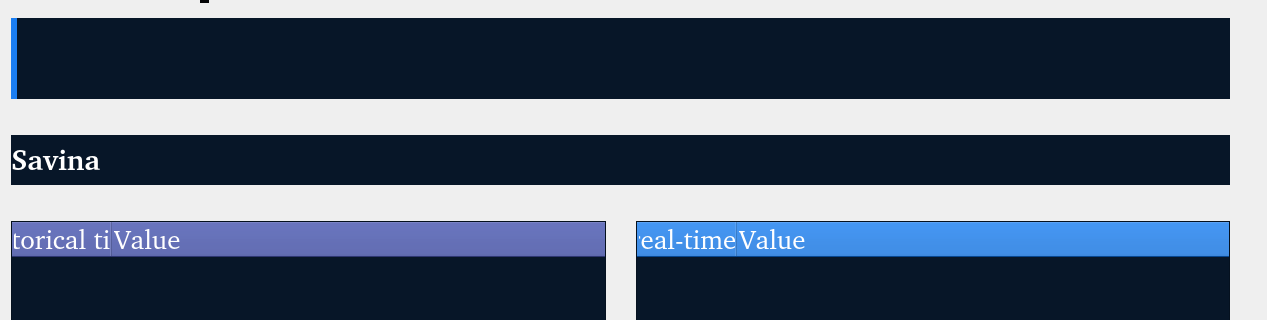
First picture: the form in Tab_Observations_historyPage_Widget.ui, repository wugl1218/phymon, before the edit; both pictures show x 0 to 1267 and y 91 to 411 of the 1267 by 662 pixel window.
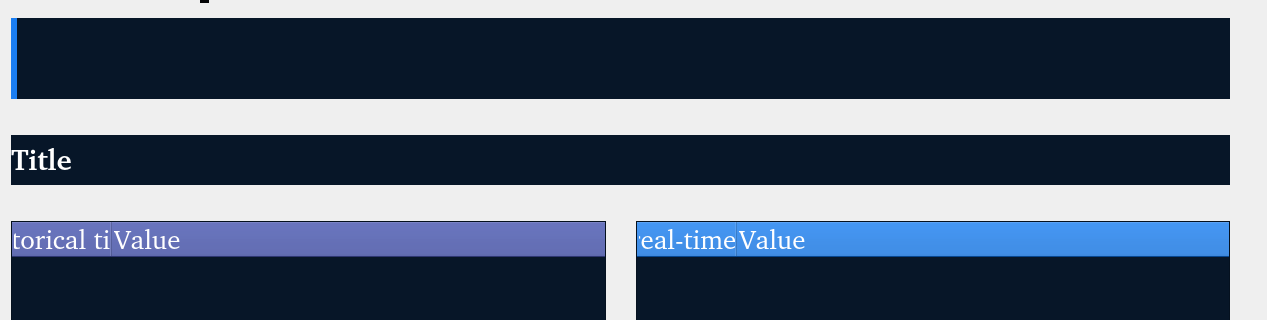
Second picture: the form after the edit. Icons and pictures are not drawn. Custom widgets are drawn as their Qt base class.

What changed in the file:
```diff
--- a/Tab_Observations_historyPage_Widget.ui
+++ b/Tab_Observations_historyPage_Widget.ui
@@ -1098,7 +1098,7 @@
 color:rgb(255, 255, 255);</string>
        </property>
        <property name="text">
-        <string>Savina</string>
+        <string>Title</string>
        </property>
        <property name="textFormat">
         <enum>Qt::RichText</enum>
```
